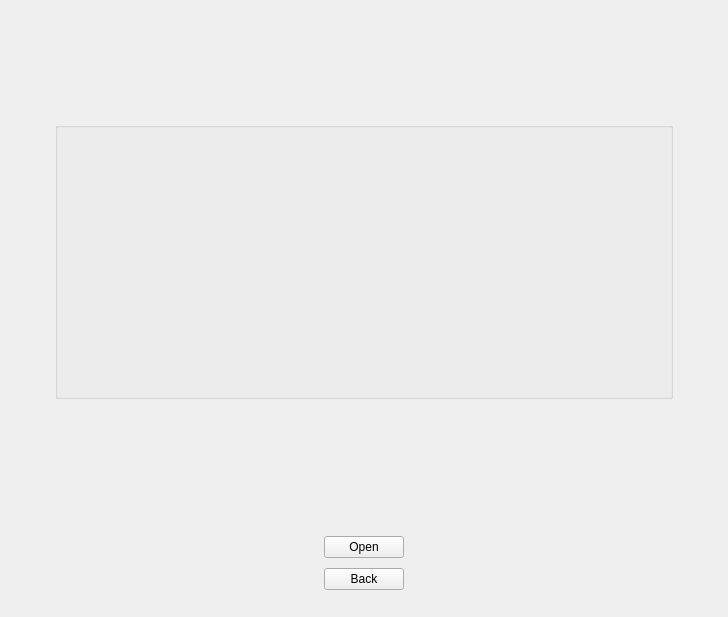
Before: the Qt Designer form src/SceneScreen.ui in RemotelyChaotic/JOIPEngine, drawn with Qt 5.
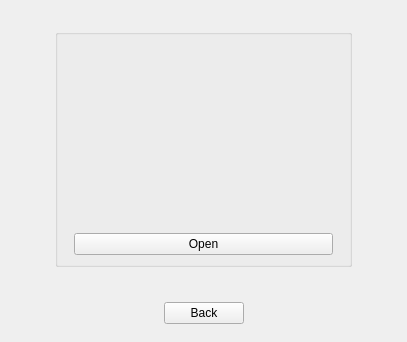
After: the same form once the commit is applied. Custom widgets are drawn as their Qt base class.

```diff
--- a/src/SceneScreen.ui
+++ b/src/SceneScreen.ui
@@ -6,8 +6,8 @@
    <rect>
     <x>0</x>
     <y>0</y>
-    <width>728</width>
-    <height>617</height>
+    <width>407</width>
+    <height>342</height>
    </rect>
   </property>
   <property name="windowTitle">
@@ -39,32 +39,71 @@
        <item row="1" column="1">
         <widget class="QGroupBox" name="groupBox">
          <property name="sizePolicy">
-          <sizepolicy hsizetype="Expanding" vsizetype="Preferred">
+          <sizepolicy hsizetype="Expanding" vsizetype="Expanding">
            <horstretch>0</horstretch>
            <verstretch>0</verstretch>
           </sizepolicy>
          </property>
-         <layout class="QGridLayout" name="gridLayout">
-          <item row="0" column="0" colspan="3">
+         <layout class="QVBoxLayout" name="verticalLayout_2">
+          <item>
            <widget class="CProjectCardSelectionWidget" name="pProjectCardSelectionWidget" native="true">
             <property name="sizePolicy">
-             <sizepolicy hsizetype="Expanding" vsizetype="Fixed">
+             <sizepolicy hsizetype="Preferred" vsizetype="Expanding">
+              <horstretch>0</horstretch>
+              <verstretch>0</verstretch>
+             </sizepolicy>
+            </property>
+           </widget>
+          </item>
+          <item>
+           <widget class="QWidget" name="widget_2" native="true">
+            <property name="sizePolicy">
+             <sizepolicy hsizetype="Preferred" vsizetype="Fixed">
               <horstretch>0</horstretch>
               <verstretch>0</verstretch>
              </sizepolicy>
             </property>
             <property name="minimumSize">
              <size>
-              <width>0</width>
-              <height>250</height>
+              <width>1</width>
+              <height>0</height>
              </size>
             </property>
-            <property name="maximumSize">
-             <size>
-              <width>16777215</width>
-              <height>250</height>
-             </size>
-            </property>
+            <layout class="QHBoxLayout" name="horizontalLayout_2">
+             <property name="leftMargin">
+              <number>0</number>
+             </property>
+             <property name="topMargin">
+              <number>0</number>
+             </property>
+             <property name="rightMargin">
+              <number>0</number>
+             </property>
+             <property name="bottomMargin">
+              <number>0</number>
+             </property>
+             <item>
+              <spacer name="horizontalSpacer_3">
+               <property name="orientation">
+                <enum>Qt::Horizontal</enum>
+               </property>
+              </spacer>
+             </item>
+             <item>
+              <widget class="QPushButton" name="pOpenExistingProjectButton">
+               <property name="text">
+                <string>Open</string>
+               </property>
+              </widget>
+             </item>
+             <item>
+              <spacer name="horizontalSpacer_4">
+               <property name="orientation">
+                <enum>Qt::Horizontal</enum>
+               </property>
+              </spacer>
+             </item>
+            </layout>
            </widget>
           </item>
          </layout>
@@ -72,6 +111,12 @@
        </item>
        <item row="4" column="0" colspan="3">
         <widget class="QWidget" name="widget_3" native="true">
+         <property name="sizePolicy">
+          <sizepolicy hsizetype="Preferred" vsizetype="Fixed">
+           <horstretch>0</horstretch>
+           <verstretch>0</verstretch>
+          </sizepolicy>
+         </property>
          <layout class="QHBoxLayout" name="horizontalLayout">
           <item>
            <spacer name="horizontalSpacer_7">
@@ -92,13 +137,18 @@
              <property name="spacing">
               <number>10</number>
              </property>
-             <item>
-              <widget class="CMenuButton" name="pOpenExistingProjectButton">
-               <property name="text">
-                <string>Open</string>
-               </property>
-              </widget>
-             </item>
+             <property name="leftMargin">
+              <number>0</number>
+             </property>
+             <property name="topMargin">
+              <number>0</number>
+             </property>
+             <property name="rightMargin">
+              <number>0</number>
+             </property>
+             <property name="bottomMargin">
+              <number>0</number>
+             </property>
              <item>
               <widget class="CMenuButton" name="pCancelButton">
                <property name="text">
@@ -130,10 +180,13 @@
          <property name="orientation">
           <enum>Qt::Vertical</enum>
          </property>
+         <property name="sizeType">
+          <enum>QSizePolicy::Maximum</enum>
+         </property>
          <property name="sizeHint" stdset="0">
           <size>
-           <width>20</width>
-           <height>241</height>
+           <width>0</width>
+           <height>20</height>
           </size>
          </property>
         </spacer>
@@ -143,10 +196,13 @@
          <property name="orientation">
           <enum>Qt::Vertical</enum>
          </property>
+         <property name="sizeType">
+          <enum>QSizePolicy::Maximum</enum>
+         </property>
          <property name="sizeHint" stdset="0">
           <size>
-           <width>167</width>
-           <height>240</height>
+           <width>0</width>
+           <height>20</height>
           </size>
          </property>
         </spacer>
@@ -157,7 +213,7 @@
           <enum>Qt::Horizontal</enum>
          </property>
          <property name="sizeType">
-          <enum>QSizePolicy::Fixed</enum>
+          <enum>QSizePolicy::Maximum</enum>
          </property>
          <property name="sizeHint" stdset="0">
           <size>
@@ -173,7 +229,7 @@
           <enum>Qt::Horizontal</enum>
          </property>
          <property name="sizeType">
-          <enum>QSizePolicy::Fixed</enum>
+          <enum>QSizePolicy::Maximum</enum>
          </property>
          <property name="sizeHint" stdset="0">
           <size>
```
